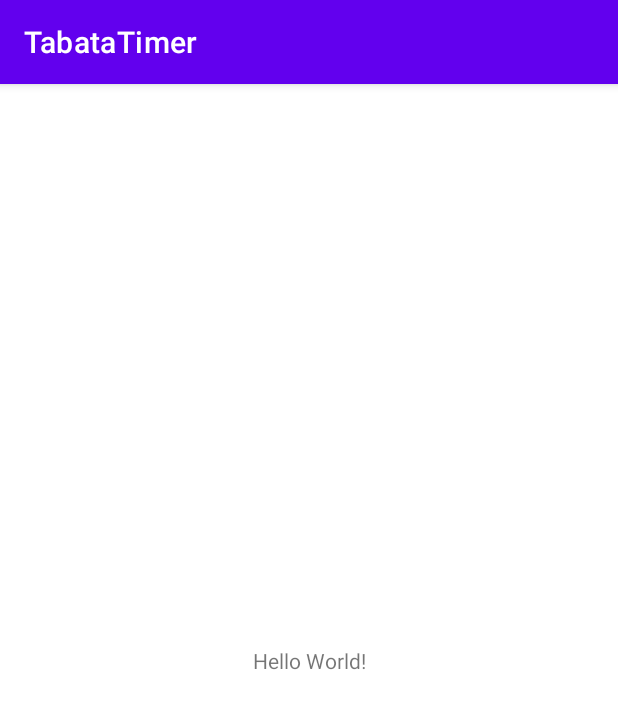
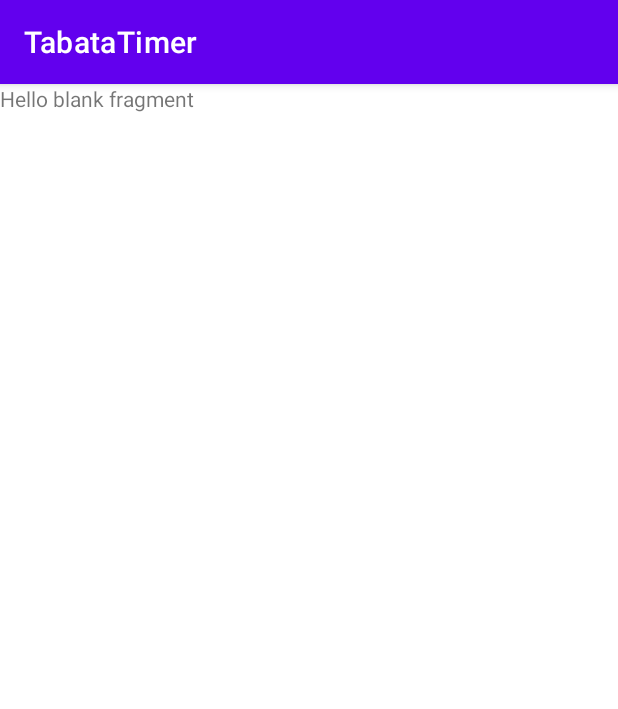
Before and after one commit to Skava600/Software-design-2021, an Android app: the screen it shows after launch (MainActivity), on a phone screen of 412 x 824 dp. Shown: the top 709 px of the screen. Run offline under Robolectric (Android 15) with nearby library versions, the phone set to English and light mode, and no system bars.

```diff
--- a/TabataTimer/app/src/main/res/layout/activity_main.xml
+++ b/TabataTimer/app/src/main/res/layout/activity_main.xml
@@ -1,18 +1,22 @@
 <?xml version="1.0" encoding="utf-8"?>
-<androidx.constraintlayout.widget.ConstraintLayout xmlns:android="http://schemas.android.com/apk/res/android"
+<androidx.drawerlayout.widget.DrawerLayout
+xmlns:android="http://schemas.android.com/apk/res/android"
 xmlns:app="http://schemas.android.com/apk/res-auto"
 xmlns:tools="http://schemas.android.com/tools"
 android:layout_width="match_parent"
 android:layout_height="match_parent"
 tools:context=".MainActivity">
 
-    <TextView
-        android:layout_width="wrap_content"
-        android:layout_height="wrap_content"
-        android:text="Hello World!"
-        app:layout_constraintBottom_toBottomOf="parent"
+<fragment
+    android:id="@+id/navHostFragment"
+    android:name="androidx.navigation.fragment.NavHostFragment"
+    android:layout_width="0dp"
+    android:layout_height="0dp"
     app:layout_constraintLeft_toLeftOf="parent"
     app:layout_constraintRight_toRightOf="parent"
-        app:layout_constraintTop_toTopOf="parent" />
+app:layout_constraintTop_toTopOf="parent"
+app:layout_constraintBottom_toBottomOf="parent"
 
-</androidx.constraintlayout.widget.ConstraintLayout>
+app:defaultNavHost="true"
+app:navGraph="@navigation/navigation" />
+    </androidx.drawerlayout.widget.DrawerLayout>
--- a/TabataTimer/app/src/main/res/navigation/navigation.xml
+++ b/TabataTimer/app/src/main/res/navigation/navigation.xml
@@ -1,6 +1,14 @@
 <?xml version="1.0" encoding="utf-8"?>
-<navigation xmlns:android="http://schemas.android.com/apk/res/android"
-             xmlns:app="http://schemas.android.com/apk/res-auto"
-             android:id="@+id/navigation">
+<navigation
+    xmlns:android="http://schemas.android.com/apk/res/android"
+    xmlns:app="http://schemas.android.com/apk/res-auto"
+    xmlns:tools="http://schemas.android.com/tools"
+    android:id="@+id/navigation"
+    app:startDestination="@id/landingFragment">
 
+    <fragment
+        android:id="@+id/landingFragment"
+        android:name="com.example.tabatatimer.LandingFragment"
+        android:label="fragment_landing"
+        tools:layout="@layout/fragment_landing" />
 </navigation>
--- a/TabataTimer/app/src/main/res/values/strings.xml
+++ b/TabataTimer/app/src/main/res/values/strings.xml
@@ -1,3 +1,5 @@
 <resources>
     <string name="app_name">TabataTimer</string>
+    <!-- TODO: Remove or change this placeholder text -->
+    <string name="hello_blank_fragment">Hello blank fragment</string>
 </resources>
```
Also changed, not shown: TabataTimer/app/build.gradle (+8 -0 lines), TabataTimer/app/src/main/java/com/example/data/AppDatabase.kt (+26 -2 lines), TabataTimer/app/src/main/java/com/example/data/Interval.kt (+29 -1 lines), TabataTimer/app/src/main/java/com/example/data/IntervalDao.kt (+40 -1 lines), TabataTimer/app/src/main/java/com/example/data/Workout.kt (+17 -2 lines), TabataTimer/app/src/main/java/com/example/data/WorkoutDao.kt (+39 -1 lines), TabataTimer/app/src/main/java/com/example/tabatatimer/LandingFragment.kt (+4 -38 lines), TabataTimer/app/src/main/res/layout/fragment_landing.xml (line endings or trailing spaces). Lines whose indentation alone changed are shown as unchanged.
